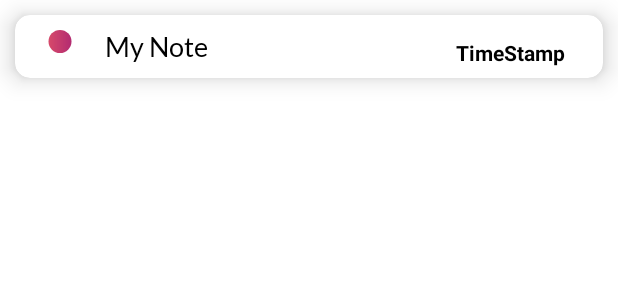
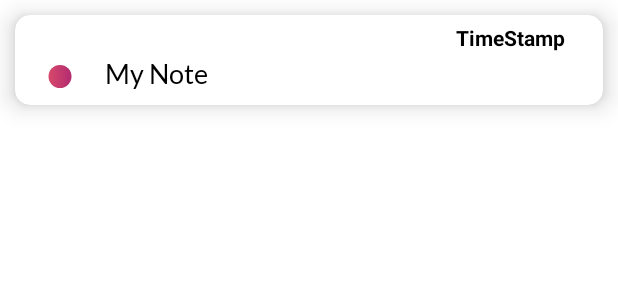
Before and after one commit to Prashant-123/NotesApp, an Android app: the layout note_model.xml on its own in the app's theme, with its tools: preview values and no code run, on a phone screen of 412 x 824 dp. Shown: the top 300 px of the screen. Run offline under Robolectric (Android 15) with nearby library versions, the phone set to English and light mode, and no system bars; plain views replace RoundedImageView.

Commit message:
Local DB clear at every new login and add_note ui changed

```diff
--- a/app/src/main/java/com/prashant/mynotes/ui/Login.java
+++ b/app/src/main/java/com/prashant/mynotes/ui/Login.java
@@ -104,6 +104,7 @@ public class Login extends Fragment implements View.OnClickListener {
                         if (task.isSuccessful()) {
                             // Sign in success, update UI with the signed-in user's information
                             Log.d(TAG, "signInWithCredential:success");
+                            mGoogleSignInClient.signOut(); // Accounts prompt to ask which acount to login at every signout.
                             FirebaseUser user = mAuth.getCurrentUser();
                             Fragment fragment = new MyNotes();
                             FragmentManager fm = getFragmentManager();
--- a/app/src/main/java/com/prashant/mynotes/ui/MyNotes.java
+++ b/app/src/main/java/com/prashant/mynotes/ui/MyNotes.java
@@ -159,6 +159,7 @@ public class MyNotes extends Fragment {
                     @Override
                     public void onClick(DialogInterface dialog, int which) {
                         mAuth.signOut();
+                        db.clearDB();
                     }
                 });
         builder.setNegativeButton(android.R.string.cancel, null);
--- a/app/src/main/java/com/prashant/mynotes/utils/DBHelper.java
+++ b/app/src/main/java/com/prashant/mynotes/utils/DBHelper.java
@@ -53,7 +53,6 @@ public class DBHelper extends SQLiteOpenHelper {
     public void insertNote(int _id, String text, String timestamp) {
         SQLiteDatabase db = getWritableDatabase();
         db.execSQL("REPLACE INTO " + Note.TABLE_NAME + " ('id', 'note', 'timestamp') VALUES (" + _id + ", '" + text + "', '" + timestamp + "')");
-
     }
 
 
--- a/app/src/main/res/layout/note_model.xml
+++ b/app/src/main/res/layout/note_model.xml
@@ -15,9 +15,25 @@
     app:cardElevation="@dimen/note_model_elevation"
     android:focusable="true">
 
+    <TextView
+        android:layout_width="wrap_content"
+        android:layout_height="wrap_content"
+        android:layout_margin="@dimen/note_model_timestamp_margin"
+        android:textSize="@dimen/note_model_timestamp_size"
+        android:textColor="@color/black"
+        android:layout_alignParentRight="true"
+        android:layout_gravity="end"
+        android:layout_alignTop="@id/note"
+        android:id="@+id/timestamp"
+        android:paddingRight="@dimen/note_model_timestamp_padding"
+        android:textStyle="bold"
+        android:text="@string/timestamp_text"
+        />
+
     <RelativeLayout
         android:layout_width="wrap_content"
-        android:layout_height="wrap_content">
+        android:layout_height="wrap_content"
+        android:layout_marginTop="18dp">
 
         <com.makeramen.roundedimageview.RoundedImageView
             android:layout_width="@dimen/logout_icon_size"
@@ -25,6 +41,8 @@
             android:layout_alignParentLeft="true"
             android:id="@+id/dot"
             android:layout_alignTop="@id/note"
+            android:layout_marginTop="5dp"
+            android:layout_centerVertical="true"
             android:layout_marginLeft="@dimen/note_model_icon_left_margin"
             app:riv_corner_radius="@dimen/note_model_icon_radius"
             android:src="@drawable/gradient_sub_3"/>
@@ -38,23 +56,9 @@
             android:textSize="@dimen/note_model_textsize"
             android:layout_toRightOf="@id/dot"
             android:fontFamily="@font/lato"
-            android:layout_toLeftOf="@id/timestamp"
+            android:layout_alignParentEnd="true"
             android:text="@string/my_note_text"
             android:textColor="@color/black" />
-
-        <TextView
-            android:layout_width="wrap_content"
-            android:layout_height="wrap_content"
-            android:layout_margin="@dimen/note_model_timestamp_margin"
-            android:textSize="@dimen/note_model_timestamp_size"
-            android:textColor="@color/black"
-            android:layout_alignParentRight="true"
-            android:layout_alignTop="@id/note"
-            android:id="@+id/timestamp"
-            android:paddingRight="@dimen/note_model_timestamp_padding"
-            android:textStyle="bold"
-            android:text="@string/timestamp_text"
-            />
 
     </RelativeLayout>
 
--- a/app/src/main/res/values/dimens.xml
+++ b/app/src/main/res/values/dimens.xml
@@ -6,7 +6,7 @@
     <dimen name="textview_16sp">16sp</dimen>
     <dimen name="add_note_et_25dp">25dp</dimen>
     <dimen name="add_note_et_padding_18dp">18dp</dimen>
-    <dimen name="add_note_btn_padding">140dp</dimen>
+    <dimen name="add_note_btn_padding">100dp</dimen>
     <dimen name="add_note_btn_bottom_margin">40dp</dimen>
     <dimen name="add_note_title">24sp</dimen>
     <dimen name="logout_btn_padding">16dp</dimen>
```
